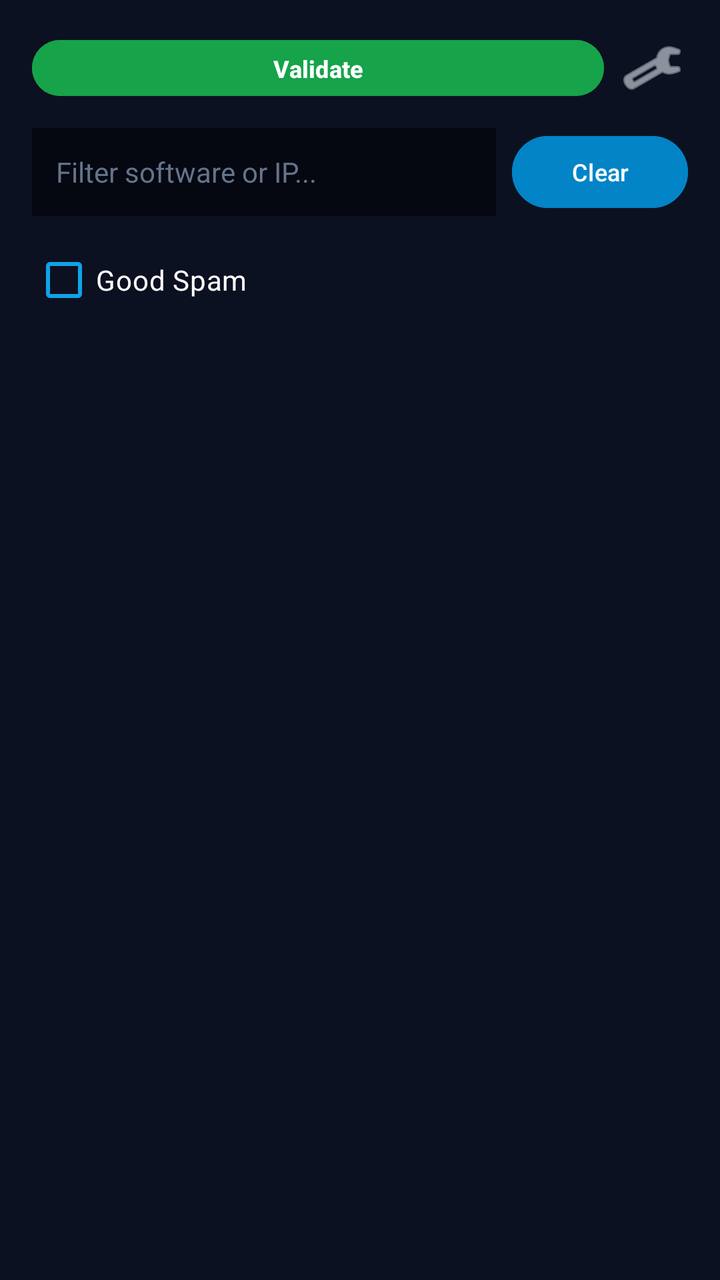
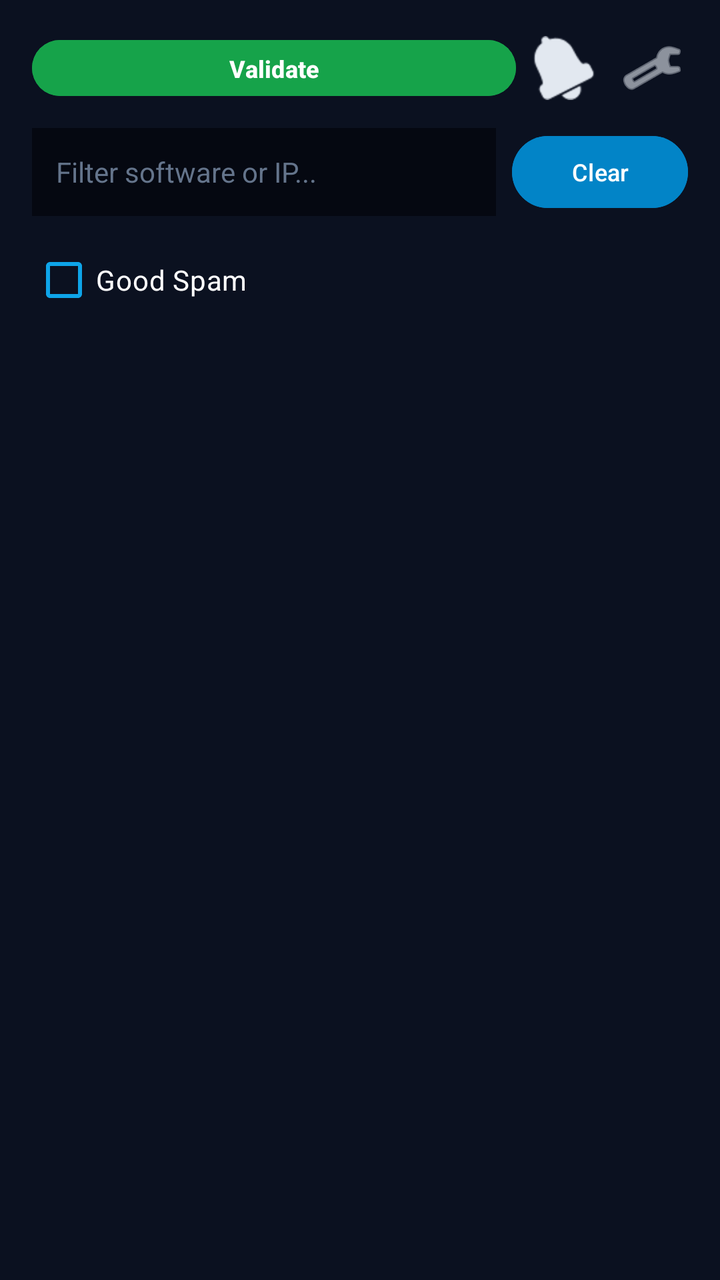

Compare the two renders of this Android layout. The source of the first and the diff that turns it into the second are given below.
<!-- AndroidManifest.xml: application theme Theme.HackExLogger -->
<!-- res/layout/activity_main.xml -->
<?xml version="1.0" encoding="utf-8"?>
<androidx.constraintlayout.widget.ConstraintLayout xmlns:android="http://schemas.android.com/apk/res/android"
    xmlns:app="http://schemas.android.com/apk/res-auto"
    xmlns:tools="http://schemas.android.com/tools"
    android:id="@+id/main"
    android:layout_width="match_parent"
    android:layout_height="match_parent"
    android:background="#0b1120"
    tools:context=".MainActivity">

    <LinearLayout
        android:id="@+id/headerActions"
        android:layout_width="match_parent"
        android:layout_height="wrap_content"
        android:layout_marginStart="16dp"
        android:layout_marginTop="16dp"
        android:layout_marginEnd="16dp"
        android:gravity="center_vertical"
        android:orientation="horizontal"
        app:layout_constraintEnd_toEndOf="parent"
        app:layout_constraintStart_toStartOf="parent"
        app:layout_constraintTop_toTopOf="parent">

        <Button
            android:id="@+id/validateBtn"
            android:layout_width="0dp"
            android:layout_height="36dp"
            android:layout_marginEnd="6dp"
            android:layout_weight="1"
            android:backgroundTint="#16a34a"
            android:minHeight="0dp"
            android:minWidth="0dp"
            android:paddingHorizontal="8dp"
            android:text="Validate"
            android:textColor="#ffffff"
            android:textSize="12sp"
            android:textStyle="bold" />

        <ImageButton
            android:id="@+id/settingsBtn"
            android:layout_width="36dp"
            android:layout_height="36dp"
            android:background="?attr/selectableItemBackgroundBorderless"
            android:contentDescription="Settings"
            android:src="@android:drawable/ic_menu_preferences"
            app:tint="#e2e8f0" />
    </LinearLayout>

    <EditText
        android:id="@+id/searchInput"
        android:layout_width="0dp"
        android:layout_height="44dp"
        android:layout_marginStart="16dp"
        android:layout_marginTop="12dp"
        android:layout_marginEnd="8dp"
        android:background="#050811"
        android:hint="Filter software or IP..."
        android:padding="12dp"
        android:textColor="#e2e8f0"
        android:textColorHint="#64748b"
        android:textSize="14sp"
        app:layout_constraintEnd_toStartOf="@+id/clearSearchBtn"
        app:layout_constraintStart_toStartOf="parent"
        app:layout_constraintTop_toBottomOf="@+id/headerActions" />

    <Button
        android:id="@+id/clearSearchBtn"
        android:layout_width="wrap_content"
        android:layout_height="44dp"
        android:layout_marginEnd="16dp"
        android:backgroundTint="#0284c7"
        android:text="Clear"
        android:textColor="#ffffff"
        android:textSize="12sp"
        app:layout_constraintBottom_toBottomOf="@+id/searchInput"
        app:layout_constraintEnd_toEndOf="parent"
        app:layout_constraintTop_toTopOf="@+id/searchInput" />

    <LinearLayout
        android:id="@+id/goodSpamFilterLayout"
        android:layout_width="match_parent"
        android:layout_height="wrap_content"
        android:layout_marginStart="16dp"
        android:layout_marginTop="8dp"
        android:layout_marginEnd="16dp"
        android:gravity="center_vertical"
        android:orientation="horizontal"
        app:layout_constraintTop_toBottomOf="@+id/searchInput"
        app:layout_constraintStart_toStartOf="parent"
        app:layout_constraintEnd_toEndOf="parent">

        <CheckBox
            android:id="@+id/goodSpamCheckBox"
            android:layout_width="wrap_content"
            android:layout_height="wrap_content"
            android:text="Good Spam"
            android:textColor="#ffffff"
            android:buttonTint="#0ea5e9" />

        <TextView
            android:id="@+id/maxFirewallLabel"
            android:layout_width="wrap_content"
            android:layout_height="wrap_content"
            android:layout_marginStart="16dp"
            android:text="Max FW:"
            android:textColor="#94a3b8"
            android:textSize="14sp"
            android:visibility="gone" />

        <SeekBar
            android:id="@+id/maxFirewallSeekBar"
            android:layout_width="0dp"
            android:layout_height="wrap_content"
            android:layout_weight="1"
            android:layout_marginStart="8dp"
            android:max="100"
            android:progress="20"
            android:visibility="gone" />

        <TextView
            android:id="@+id/maxFirewallValue"
            android:layout_width="32dp"
            android:layout_height="wrap_content"
            android:layout_marginStart="8dp"
            android:text="20"
            android:textColor="#ffffff"
            android:textSize="14sp"
            android:textStyle="bold"
            android:visibility="gone" />

    </LinearLayout>

    <androidx.recyclerview.widget.RecyclerView
        android:id="@+id/targetsRecycler"
        android:layout_width="0dp"
        android:layout_height="0dp"
        android:layout_marginTop="12dp"
        android:clipToPadding="false"
        android:paddingStart="16dp"
        android:paddingEnd="16dp"
        android:paddingBottom="16dp"
        app:layoutManager="androidx.recyclerview.widget.LinearLayoutManager"
        app:layout_constraintBottom_toBottomOf="parent"
        app:layout_constraintEnd_toEndOf="parent"
        app:layout_constraintStart_toStartOf="parent"
        app:layout_constraintTop_toBottomOf="@+id/goodSpamFilterLayout" />

</androidx.constraintlayout.widget.ConstraintLayout>
<!-- resources referenced by this layout -->
<resources>
  <style name="Theme.HackExLogger" parent="Base.Theme.HackExLogger" />
  <style name="Base.Theme.HackExLogger" parent="Theme.Material3.DayNight.NoActionBar">
          
          
      </style>
</resources>

<!-- the commit's change to res/layout/activity_main.xml (unified diff, before → after) -->
@@ -35,6 +35,28 @@
             android:textColor="#ffffff"
             android:textSize="12sp"
             android:textStyle="bold" />
+
+        
+        <ImageButton
+            android:id="@+id/knowledgeBaseBtn"
+            android:layout_width="36dp"
+            android:layout_height="36dp"
+            android:layout_marginEnd="8dp"
+            android:background="?attr/selectableItemBackgroundBorderless"
+            android:contentDescription="Knowledge Base"
+            android:src="@android:drawable/ic_menu_agenda"
+            android:visibility="gone"
+            app:tint="#e2e8f0" />
+
+        <ImageButton
+            android:id="@+id/siphonAlertsBtn"
+            android:layout_width="36dp"
+            android:layout_height="36dp"
+            android:layout_marginEnd="8dp"
+            android:background="?attr/selectableItemBackgroundBorderless"
+            android:contentDescription="Siphon Alerts"
+            android:src="@android:drawable/ic_popup_reminder"
+            app:tint="#e2e8f0" />
 
         <ImageButton
             android:id="@+id/settingsBtn"
